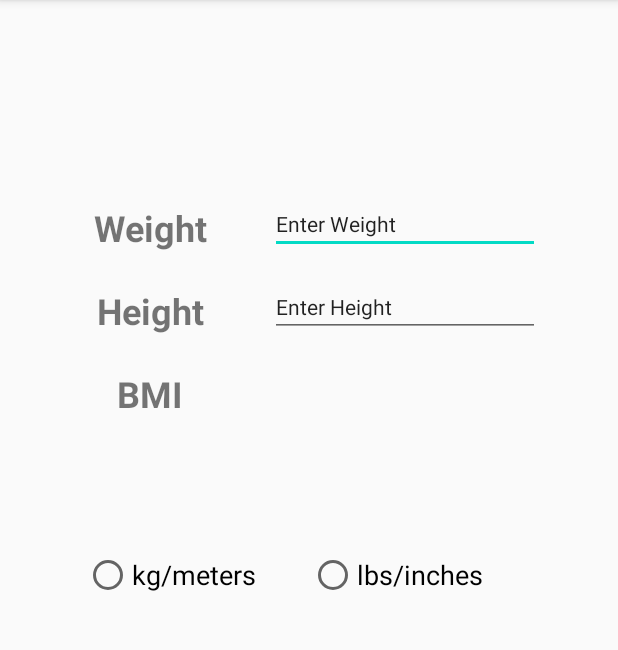
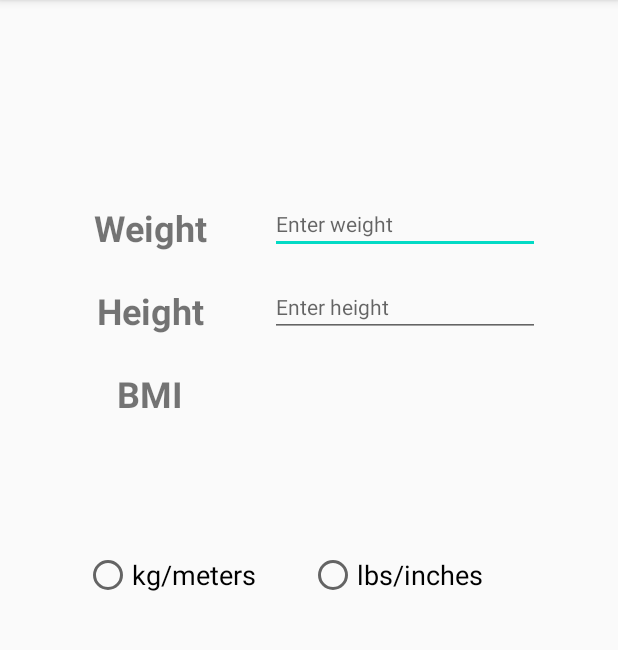
Before and after one commit to xyzhu99/CS213_Assignment5_BMICalculator, an Android app: the screen it shows after launch (MainActivity), on a phone screen of 412 x 824 dp, the part 84-734 px from its top. Run offline under Robolectric (Android 15) with nearby library versions, the phone set to English and light mode, and no system bars.

Commit message:
editText hint

```diff
--- a/app/src/main/java/com/example/bmicalculator/MainActivity.java
+++ b/app/src/main/java/com/example/bmicalculator/MainActivity.java
@@ -3,12 +3,36 @@ package com.example.bmicalculator;
 import androidx.appcompat.app.AppCompatActivity;
 
 import android.os.Bundle;
+import android.view.View;
+import android.widget.EditText;
 
 public class MainActivity extends AppCompatActivity {
+
+    String hintWeightMetric = "Enter weight in kilograms";
+    String hintHeightMetric = "Enter height in meters";
+    String hintWeightEnglish = "Enter weight in pounds";
+    String hintHeightEnglish = "enter height in inches";
+
+    EditText weightInput;
+    EditText heightInput;
 
     @Override
     protected void onCreate(Bundle savedInstanceState) {
         super.onCreate(savedInstanceState);
         setContentView(R.layout.activity_main);
+
+        weightInput = findViewById(R.id.weightInput);
+        heightInput = findViewById(R.id.heightInput);
+
+    }
+
+    public void changeHintMetric(View view) {
+        weightInput.setHint(hintWeightMetric);
+        heightInput.setHint(hintHeightMetric);
+    }
+
+    public void changeHintEnglish(View view) {
+        weightInput.setHint(hintWeightEnglish);
+        heightInput.setHint(hintHeightEnglish);
     }
 }
--- a/app/src/main/res/layout/activity_main.xml
+++ b/app/src/main/res/layout/activity_main.xml
@@ -58,8 +58,8 @@
         android:layout_weight="1"
         android:ems="10"
         android:gravity="left|center_vertical"
+        android:hint="Enter weight"
         android:inputType="number"
-        android:text="Enter Weight"
         android:textSize="14sp"
         app:layout_constraintBottom_toBottomOf="@+id/weight"
         app:layout_constraintStart_toEndOf="@+id/weight"
@@ -75,8 +75,8 @@
         android:layout_weight="1"
         android:ems="10"
         android:gravity="left|center_vertical"
+        android:hint="Enter height"
         android:inputType="number"
-        android:text="Enter Height"
         android:textSize="14sp"
         app:layout_constraintBottom_toBottomOf="@+id/height"
         app:layout_constraintStart_toEndOf="@+id/height"
@@ -99,6 +99,7 @@
             android:layout_height="match_parent"
             android:layout_weight="1"
             android:gravity="left|center_vertical"
+            android:onClick="changeHintMetric"
             android:text="kg/meters"
             android:textSize="18sp" />
 
@@ -108,6 +109,7 @@
             android:layout_height="match_parent"
             android:layout_weight="1"
             android:gravity="left|center_vertical"
+            android:onClick="changeHintEnglish"
             android:text="lbs/inches"
             android:textSize="18sp" />
 
```
